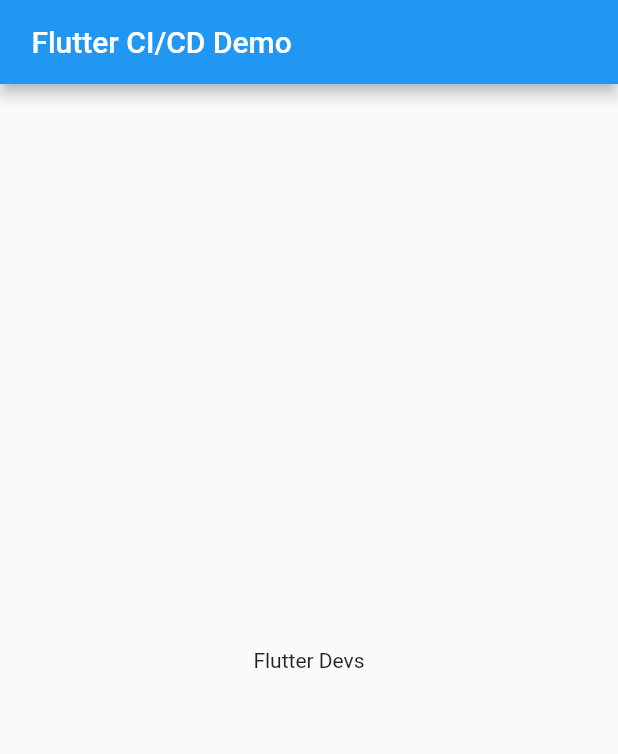
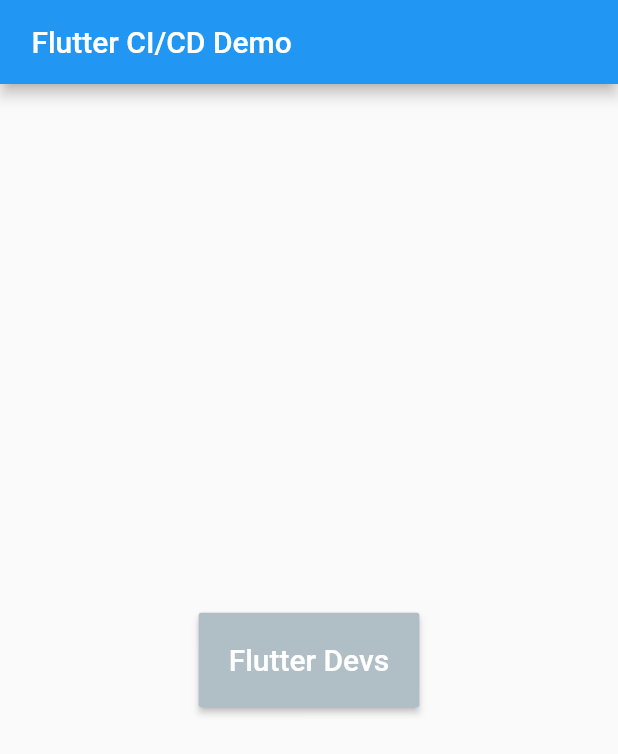
Before and after one commit to ShaiqAhmedkhan/flutter_ci_cd_demo, a Flutter app: the screen it shows after launch, on a phone screen of 412 x 824 dp. Shown: the top 754 px of the screen. Run offline on Flutter 3.47's test engine with Material 2 defaults, Android fonts, the phone set to English and light mode, and no system bars.

Commit message:
add button

```diff
--- a/lib/main.dart
+++ b/lib/main.dart
@@ -4,12 +4,22 @@ class MyApp extends StatelessWidget {
   @override
   Widget build(BuildContext context) {
     return MaterialApp(
+      debugShowCheckedModeBanner: false,
       home: Scaffold(
         appBar: AppBar(
           title: Text(' Flutter CI/CD Demo'),
+          automaticallyImplyLeading: false,
+
         ),
         body: Center(
-          child: Text('Flutter Devs'),
+          child: RaisedButton(
+            padding: EdgeInsets.all(20),
+            color: Colors.blueGrey[200],
+            onPressed: () {
+              print("pressed the button");
+            },
+            child: Text("Flutter Devs",style: TextStyle(fontSize: 20,color: Colors.white),),
+          ),
         ),
       ),
     );
```
Also changed, not shown: 1 other file.
